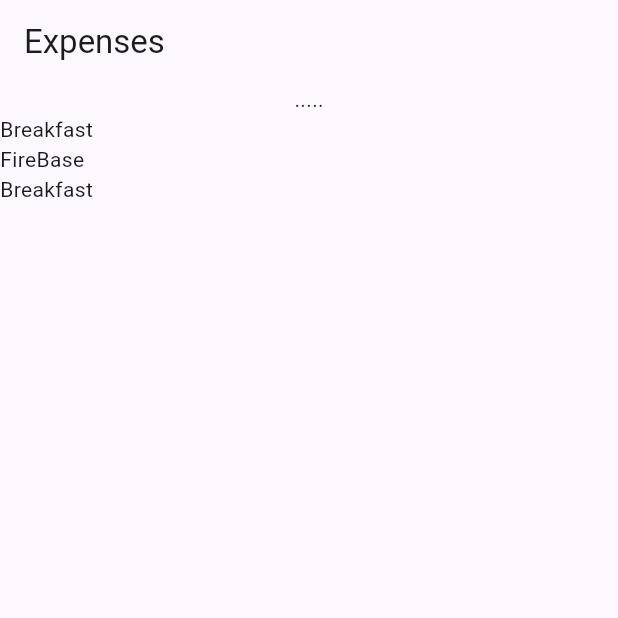
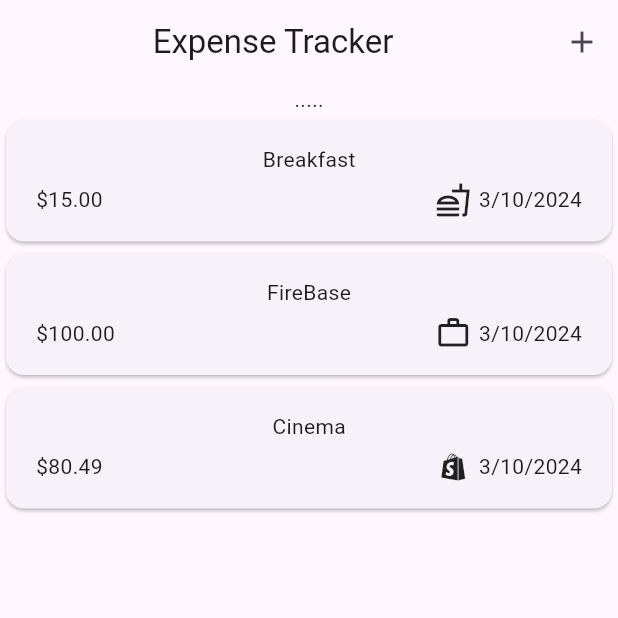
Before and after one commit to medSba/Expenses, a Flutter app: the screen it shows after launch, on a phone screen of 412 x 824 dp, the top half of it. Run offline on Flutter 3.47's test engine with Material 3 defaults, Android fonts, the phone set to English and light mode, and no system bars.

Commit message:
Create a expenses list and expense item with BottomSheet

```diff
--- a/lib/expenses.dart
+++ /dev/null
@@ -1,39 +0,0 @@
-import 'package:flutter/cupertino.dart';
-import 'package:flutter/material.dart';
-import 'models/expense.dart';
-
-class Expenses extends StatefulWidget {
-  const Expenses({super.key});
-
-  @override
-  State<Expenses> createState() => _ExpensesState();
-}
-
-class _ExpensesState extends State<Expenses> {
-  final List<Expense> _registeredExpense = [
-    Expense(category: Category.food.toString(), title: 'Breakfast', amount: 15.0, date: DateTime.now()),
-    Expense(category: Category.work.toString(), title: 'FireBase', amount: 100.0, date: DateTime.now()),
-    Expense(category: Category.leisure.toString(), title: 'Breakfast', amount: 15.0, date: DateTime.now()),
-  ];
-
-  @override
-  Widget build(BuildContext context) {
-    return Scaffold(
-      appBar: AppBar(title: const Text('Expenses'),),
-      body: Center(
-        child: Column(
-          mainAxisAlignment: MainAxisAlignment.center,
-            children: [
-              const Text('.....'),
-              Expanded(
-                child: ListView.builder(
-                    itemCount: _registeredExpense.length,
-                    itemBuilder: (context,index)=>Text(_registeredExpense[index].title)
-                ),
-              ),
-            ],
-        ),
-      ),
-    );
-  }
-}
--- a/lib/main.dart
+++ b/lib/main.dart
@@ -1,4 +1,4 @@
-import 'package:expenses/expenses.dart';
+import 'package:expenses/widgets/expenses.dart';
 import 'package:flutter/material.dart';
 
 void main() {
@@ -12,6 +12,7 @@ class MyApp extends StatelessWidget {
   @override
   Widget build(BuildContext context) {
     return MaterialApp(
+      debugShowCheckedModeBanner: false,
       title: 'Flutter Demo',
       theme: ThemeData(
         useMaterial3: true,
--- a/lib/models/expense.dart
+++ b/lib/models/expense.dart
@@ -1,9 +1,30 @@
+import 'package:flutter/material.dart';
 import 'package:uuid/uuid.dart';
+import 'package:intl/intl.dart';
 
 const uuid = Uuid();
+
+final dateTime = DateFormat.yMd();
 enum Category {food,travel,leisure,work}
 
+const categoryIcons = {
+  Category.food : Icons.fastfood_outlined,
+  Category.leisure : Icons.shopify_outlined,
+  Category.work : Icons.work_outline,
+  Category.travel : Icons.airplanemode_active_outlined,
+};
+
 class Expense{
+
+  String get formatDateTime{
+    return dateTime.format(date);
+  }
+
+  final String id;
+  final String title;
+  final double amount;
+  final DateTime date;
+  final Category category;
 
   Expense({required this.category,
     required this.title,
@@ -11,9 +32,4 @@ class Expense{
     required this.date
   }) : id = uuid.v4();
 
-  final String id;
-  final String title;
-  final double amount;
-  final DateTime date;
-  final String category;
 }
--- /dev/null
+++ b/lib/widgets/expanses_list/expanses_item.dart
@@ -0,0 +1,35 @@
+import 'package:flutter/material.dart';
+import '../../models/expense.dart';
+
+class ExpensesItem extends StatelessWidget {
+  const ExpensesItem({super.key, required this.expense});
+
+  final Expense expense;
+  @override
+  Widget build(BuildContext context) {
+    return Card(child:
+    Padding(padding:
+    const EdgeInsets.symmetric(horizontal: 20,vertical: 16),
+      child: Column(
+        children: [
+          Text(expense.title),
+          const SizedBox(height: 5,),
+          Row(
+            children: [
+              Text('\$${expense.amount.toStringAsFixed(2)}'),
+              const Spacer(),
+              Row(
+                children: [
+                  Icon(categoryIcons[expense.category]),
+                  const SizedBox(width: 5,),
+                  Text(expense.formatDateTime),
+                ],
+              )
+            ],
+          ),
+
+        ],
+      ),)
+    );
+  }
+}
--- /dev/null
+++ b/lib/widgets/expanses_list/expanses_list.dart
@@ -0,0 +1,22 @@
+import 'package:expenses/widgets/expanses_list/expanses_item.dart';
+import 'package:flutter/material.dart';
+import '../../models/expense.dart';
+
+class ExpensesList extends StatelessWidget {
+  const ExpensesList({
+    super.key,
+    required this.expenses,
+  });
+
+  final List<Expense> expenses;
+
+  @override
+  Widget build(BuildContext context) {
+    return ListView.builder(
+        itemCount: expenses.length,
+        itemBuilder: (context,index)=>ExpensesItem(
+            expense: expenses[index],
+        )
+    );
+  }
+}
--- /dev/null
+++ b/lib/widgets/expenses.dart
@@ -0,0 +1,47 @@
+import 'package:expenses/widgets/new_expense.dart';
+import 'package:flutter/material.dart';
+import '../models/expense.dart';
+import 'expanses_list/expanses_list.dart';
+
+class Expenses extends StatefulWidget {
+  const Expenses({super.key});
+
+  @override
+  State<Expenses> createState() => _ExpensesState();
+}
+
+class _ExpensesState extends State<Expenses> {
+  final List<Expense> _registeredExpense = [
+    Expense(category: Category.food, title: 'Breakfast', amount: 15.0, date: DateTime.now()),
+    Expense(category: Category.work, title: 'FireBase', amount: 100.0, date: DateTime.now()),
+    Expense(category: Category.leisure, title: 'Cinema', amount: 80.49, date: DateTime.now()),
+  ];
+
+  @override
+  Widget build(BuildContext context) {
+    return Scaffold(
+      appBar: AppBar(title: const Center(child: Text('Expense Tracker')),
+      actions: [
+        IconButton(
+            onPressed: (){
+              showModalBottomSheet(
+                  context: context,
+                  builder: (ctx)=>const NewExpense(),
+              );
+            },
+            icon: const Icon(Icons.add)),
+      ],),
+      body: Center(
+        child: Column(
+          mainAxisAlignment: MainAxisAlignment.center,
+            children: [
+              const Text('.....'),
+              Expanded(
+                child: ExpensesList(expenses: _registeredExpense),
+              ),
+            ],
+        ),
+      ),
+    );
+  }
+}
--- a/pubspec.yaml
+++ b/pubspec.yaml
@@ -36,6 +36,7 @@ dependencies:
   # Use with the CupertinoIcons class for iOS style icons.
   cupertino_icons: ^1.0.6
   uuid: ^4.3.3
+  intl: ^0.19.0
 
 dev_dependencies:
   flutter_test:
```
Also changed, not shown: lib/widgets/new_expense.dart (added, +43 -0 lines), pubspec.lock.
